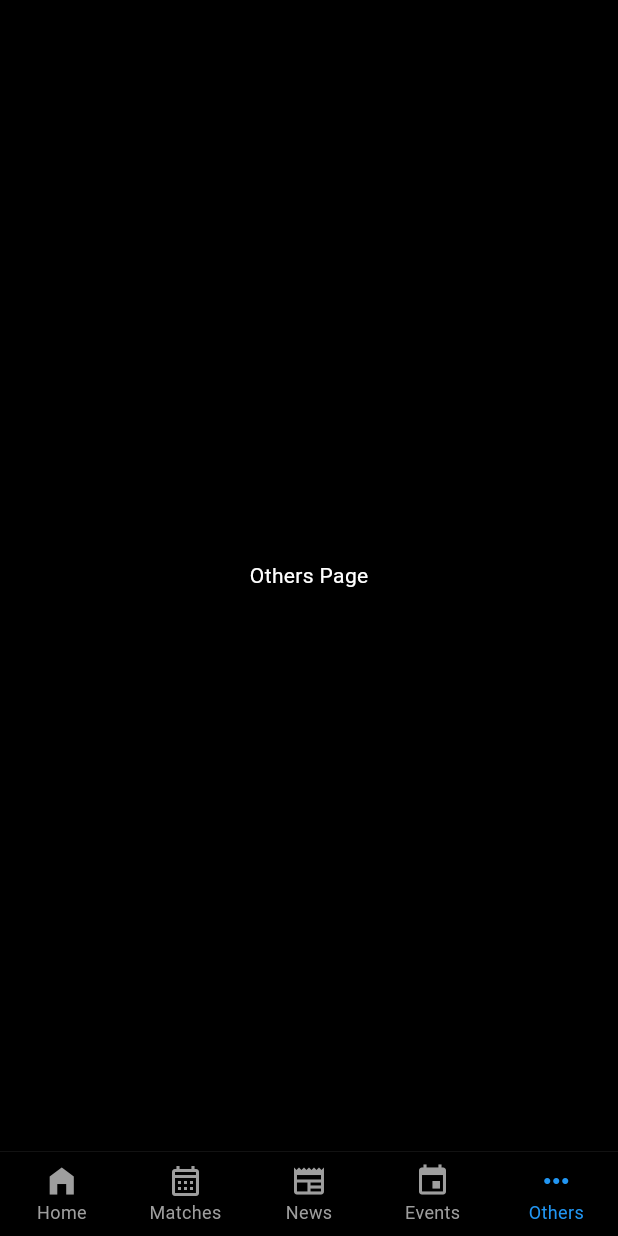
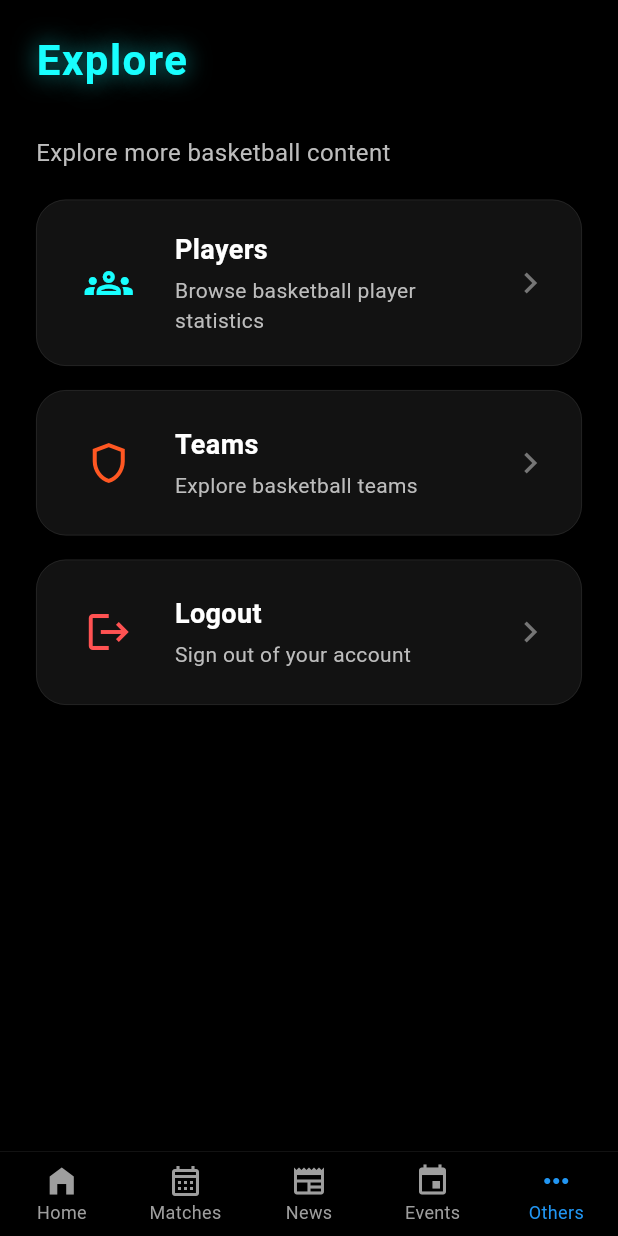
Before and after one commit to D05-2025/dribbl-id-mobile, a Flutter app: the MainPage screen opened directly, item 5 of the bottom bar chosen, on a phone screen of 412 x 824 dp. Run offline on Flutter 3.47's test engine with Material 3 defaults, Android fonts, the phone set to English and light mode, and no system bars; missing offline and left inert: pbp_django_auth.

Commit message:
add others page and logout feature

```diff
--- a/lib/main/screens/menu.dart
+++ b/lib/main/screens/menu.dart
@@ -1,7 +1,7 @@
 import 'package:flutter/material.dart';
 import 'package:dribbl_id/main/widget/navbar.dart';
 import 'package:dribbl_id/main/screens/home_page.dart';
-// Import halaman baru
+import 'package:dribbl_id/main/screens/others_page.dart';
 import 'package:dribbl_id/matches/screens/match_schedule.dart';
 
 class MainPage extends StatefulWidget {
@@ -38,9 +38,7 @@ class _MainPageState extends State<MainPage> {
         child: Text("Events Page", style: TextStyle(color: Colors.white)),
       );
     } else {
-      bodyContent = const Center(
-        child: Text("Others Page", style: TextStyle(color: Colors.white)),
-      );
+      bodyContent = const OthersPage();
     }
 
     return Scaffold(
--- /dev/null
+++ b/lib/main/screens/others_page.dart
@@ -0,0 +1,196 @@
+import 'package:flutter/material.dart';
+import 'package:pbp_django_auth/pbp_django_auth.dart';
+import 'package:provider/provider.dart';
+import 'package:dribbl_id/main/screens/login.dart'; // Import the Login Page
+
+class OthersPage extends StatelessWidget {
+  const OthersPage({super.key});
+
+  @override
+  Widget build(BuildContext context) {
+    // Access the CookieRequest provider
+    final request = context.watch<CookieRequest>();
+
+    return Scaffold(
+      backgroundColor: Colors.black, // Ensure background is black
+      body: SafeArea(
+        child: Padding(
+          padding: const EdgeInsets.symmetric(horizontal: 24.0),
+          child: Column(
+            crossAxisAlignment: CrossAxisAlignment.start,
+            children: [
+              const SizedBox(height: 20),
+
+              // --- Header Section ---
+              Row(
+                mainAxisAlignment: MainAxisAlignment.spaceBetween,
+                children: [
+                  Text(
+                    "Explore",
+                    style: TextStyle(
+                      color: Colors.cyanAccent, // Use distinct cyan
+                      fontSize: 28,
+                      fontWeight: FontWeight.bold,
+                      letterSpacing: 1.0,
+                      shadows: [
+                        Shadow(
+                          color: Colors.cyanAccent.withOpacity(0.6),
+                          blurRadius: 20,
+                          offset: const Offset(0, 0),
+                        ),
+                      ],
+                    ),
+                  ),
+                ],
+              ),
+
+              const SizedBox(height: 30),
+
+              // --- Subheader ---
+              Text(
+                "Explore more basketball content",
+                style: TextStyle(color: Colors.grey[400], fontSize: 16),
+              ),
+
+              const SizedBox(height: 20),
+
+              // --- Players Card ---
+              _buildNavigationCard(
+                context,
+                icon: Icons.groups_outlined,
+                iconColor: Colors.cyanAccent,
+                title: "Players",
+                subtitle: "Browse basketball player statistics",
+                onTap: () {
+                  // Navigate to Players page logic here
+                },
+              ),
+
+              const SizedBox(height: 16),
+
+              // --- Teams Card ---
+              _buildNavigationCard(
+                context,
+                icon: Icons.shield_outlined,
+                iconColor: Colors.deepOrange,
+                title: "Teams",
+                subtitle: "Explore basketball teams",
+                onTap: () {
+                  // Navigate to Teams page logic here
+                },
+              ),
+
+              const SizedBox(height: 16),
+
+              // --- Logout Card ---
+              _buildNavigationCard(
+                context,
+                icon: Icons.logout,
+                iconColor: Colors.redAccent,
+                title: "Logout",
+                subtitle: "Sign out of your account",
+                onTap: () async {
+                  // Logout Logic
+                  final response = await request.logout(
+                    // TODO: Change this URL to your actual Django app URL
+                    "http://localhost:8000/auth/logout/",
+                  );
+
+                  String message = response["message"];
+
+                  if (context.mounted) {
+                    if (response['status']) {
+                      String uname = response["username"];
+                      ScaffoldMessenger.of(context).showSnackBar(
+                        SnackBar(
+                          content: Text("$message See you again, $uname."),
+                        ),
+                      );
+                      Navigator.pushReplacement(
+                        context,
+                        MaterialPageRoute(
+                          builder: (context) => const LoginPage(),
+                        ),
+                      );
+                    } else {
+                      ScaffoldMessenger.of(
+                        context,
+                      ).showSnackBar(SnackBar(content: Text(message)));
+                    }
+                  }
+                },
+              ),
+            ],
+          ),
+        ),
+      ),
+    );
+  }
+
+  Widget _buildNavigationCard(
+    BuildContext context, {
+    required IconData icon,
+    required Color iconColor,
+    required String title,
+    required String subtitle,
+    required VoidCallback onTap,
+  }) {
+    return Container(
+      decoration: BoxDecoration(
+        color: const Color(0xFF121212), // Dark card background
+        borderRadius: BorderRadius.circular(20),
+        border: Border.all(color: Colors.white10, width: 0.5),
+      ),
+      child: Material(
+        color: Colors.transparent,
+        child: InkWell(
+          borderRadius: BorderRadius.circular(20),
+          onTap: onTap,
+          child: Padding(
+            padding: const EdgeInsets.all(20.0),
+            child: Row(
+              children: [
+                // Icon Container
+                Container(
+                  padding: const EdgeInsets.all(12),
+                  decoration: BoxDecoration(
+                    color: Colors.transparent,
+                    borderRadius: BorderRadius.circular(12),
+                  ),
+                  child: Icon(icon, color: iconColor, size: 32),
+                ),
+
+                const SizedBox(width: 16),
+
+                // Text Content
+                Expanded(
+                  child: Column(
+                    crossAxisAlignment: CrossAxisAlignment.start,
+                    children: [
+                      Text(
+                        title,
+                        style: const TextStyle(
+                          color: Colors.white,
+                          fontSize: 18,
+                          fontWeight: FontWeight.bold,
+                        ),
+                      ),
+                      const SizedBox(height: 4),
+                      Text(
+                        subtitle,
+                        style: TextStyle(color: Colors.grey[400], fontSize: 14),
+                      ),
+                    ],
+                  ),
+                ),
+
+                // Chevron Icon
+                Icon(Icons.chevron_right, color: Colors.grey[600], size: 28),
+              ],
+            ),
+          ),
+        ),
+      ),
+    );
+  }
+}
```
Also changed, not shown: lib/main/screens/home_page.dart (+50 -6 lines).
